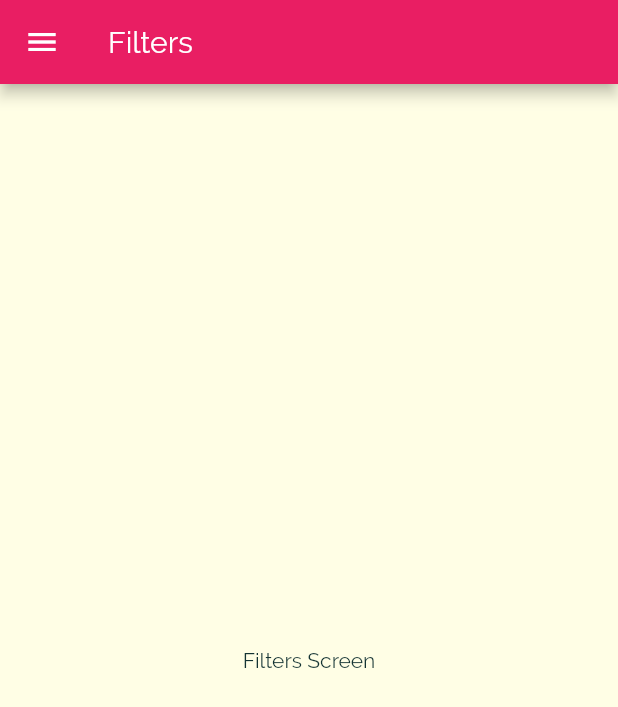
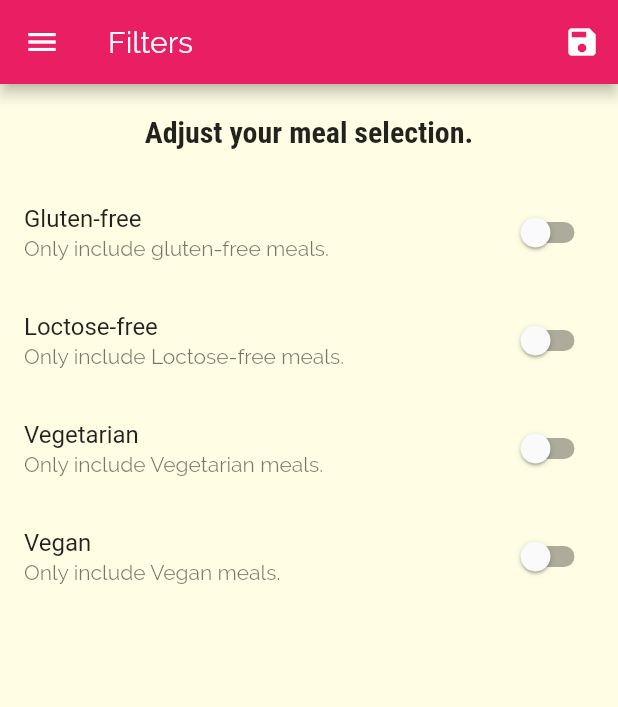
Before and after one commit to ArulMozhiVaradan/meals_app, a Flutter app: the FiltersScreen screen opened by its route, on a phone screen of 412 x 824 dp. Shown: the top 707 px of the screen. Run offline on Flutter 3.47's test engine with Material 2 defaults, Android fonts, the phone set to English and light mode, and no system bars.

Commit message:
favorite and filter option added

```diff
--- a/lib/main.dart
+++ b/lib/main.dart
@@ -1,13 +1,60 @@
 import 'package:flutter/material.dart';
-import 'package:meals/screens/filters-screen.dart';
+import './dummy_data.dart';
+import './screens/filters-screen.dart';
 import './screens/tabs-screen.dart';
 import './screens/meal_detail_screen.dart';
 import './screens/category_meals_screen.dart';
-import './screens/categories_screen.dart';
+import './models/meal.dart';
 
 void main() => runApp(MyApp());
 
-class MyApp extends StatelessWidget{
+class MyApp extends StatefulWidget{
+  @override
+  _MyAppState createState() => _MyAppState();
+}
+
+class _MyAppState extends State<MyApp> {
+  Map<String,bool> _filters = {
+    'gluten':false,
+    'lactose':false,
+    'vegan':false,
+    'vegetarian':false
+  };
+  List<Meal> _availableMeals = DUMMY_MEALS;
+  List<Meal> _favoriteMeals = [];
+  void _setFilters (Map<String,bool> filterData){
+    setState(() {
+      print('saved filter');
+      _filters = filterData;
+      _availableMeals = DUMMY_MEALS.where((meal) {
+        if(_filters['gluten'] && !meal.isGlutenFree)
+          return false;
+        if(_filters['lactose'] && !meal.isLactoseFree)
+          return false;
+        if(_filters['vegan'] && !meal.isVegan)
+          return false;
+        if(_filters['vegetarian'] && !meal.isVegetarian)
+          return false;
+        return true;
+      }).toList();
+    });
+  }
+
+  void _toggleFavorite(String mealId){
+    final existingIndex =  _favoriteMeals.indexWhere((meal) => meal.id == mealId);
+    if(existingIndex >=0 ){
+      setState(() {
+        _favoriteMeals.removeAt(existingIndex);
+      });
+    }else{
+      _favoriteMeals.add(DUMMY_MEALS.firstWhere((meal) => meal.id == mealId));
+    }
+  }
+
+  bool _isMealFavorite(String id){
+    return _favoriteMeals.any((meal) => meal.id == id);
+  }
+
   @override
   Widget build(BuildContext context){
     return MaterialApp(
@@ -34,33 +81,14 @@ class MyApp extends StatelessWidget{
       //home:CategoriesScreen(),
       initialRoute: '/',
       routes: {
-        '/': (ctx) => TabsScreen(),
-        CategoryMealsScreen.routeName :(ctx) => CategoryMealsScreen(),
-        MealDetailScreen.routeNamed: (ctx) => MealDetailScreen(),
-        FiltersScreen.routeName : (ctx) => FiltersScreen(),
+        '/': (ctx) => TabsScreen(_favoriteMeals),
+        CategoryMealsScreen.routeName :(ctx) => CategoryMealsScreen(_availableMeals),
+        MealDetailScreen.routeNamed: (ctx) => MealDetailScreen(_toggleFavorite,_isMealFavorite),
+        FiltersScreen.routeName : (ctx) => FiltersScreen(_filters,_setFilters),
       },
       onUnknownRoute:(settings) {
-        return MaterialPageRoute(builder: (ctx) => CategoryMealsScreen());
+        return MaterialPageRoute(builder: (ctx) => CategoryMealsScreen(_availableMeals));
       },
     );
   }
 }
-
-class MyHomePage extends StatefulWidget {
-  @override
-  _MyHomePageState createState() => _MyHomePageState();
-}
-
-class _MyHomePageState extends State<MyHomePage> {
-  @override
-  Widget build(BuildContext context) {
-    return Scaffold(
-      appBar: AppBar(
-        title: Text('Meals'),
-      ),
-      body: Center(
-        child: Text('Navigation'),
-      ),
-    );
-  }
-}
--- a/lib/models/meal.dart
+++ b/lib/models/meal.dart
@@ -14,6 +14,7 @@ class Meal {
   final bool isVegan;
   final bool isVegetarian;
   final bool isGlutenFree;
+
 
   const Meal(
       {@required this.id,
--- a/lib/screens/category_meals_screen.dart
+++ b/lib/screens/category_meals_screen.dart
@@ -1,10 +1,11 @@
 import 'package:flutter/material.dart';
 import '../models/meal.dart';
 import '../widgets/meal_item.dart';
-import '../dummy_data.dart';
+
 class CategoryMealsScreen extends StatefulWidget {
   static const routeName = '/category-meals';
-
+  final List<Meal> availableMeals;
+  CategoryMealsScreen(this.availableMeals);
   @override
   _CategoryMealsScreenState createState() => _CategoryMealsScreenState();
 }
@@ -26,7 +27,7 @@ class _CategoryMealsScreenState extends State<CategoryMealsScreen> {
       final routeArgs = ModalRoute.of(context).settings.arguments as Map<String,String>;
       categoryTitle = routeArgs['title'];
       final categoryId = routeArgs['id'];
-      displayedMeals = DUMMY_MEALS.where((meal){
+      displayedMeals = widget.availableMeals.where((meal){
         return meal.categories.contains(categoryId);
       }).toList();
       _loadInitData=true;
@@ -55,7 +56,8 @@ class _CategoryMealsScreenState extends State<CategoryMealsScreen> {
             complexity: displayedMeals[index].complexity,
             duration: displayedMeals[index].duration,
             imageUrl: displayedMeals[index].imageUrl,
-            removeItem: _removeMeal);
+            //removeItem: _removeMeal
+            );
         },itemCount: displayedMeals.length,),
       ),
     );
--- a/lib/screens/filters-screen.dart
+++ b/lib/screens/filters-screen.dart
@@ -1,18 +1,105 @@
 import 'package:flutter/material.dart';
 import 'package:meals/widgets/main_drawer.dart';
 
-class FiltersScreen extends StatelessWidget {
+class FiltersScreen extends StatefulWidget {
   static const routeName = '/filters';
+  final Function saveFilters;
+  final Map<String,bool> currentFilters;
+  FiltersScreen(this.currentFilters,this.saveFilters);
+  @override
+  _FiltersScreenState createState() => _FiltersScreenState();
+}
+
+class _FiltersScreenState extends State<FiltersScreen> {
+  var _glutenFree = false;
+  var _vegetarian = false;
+  var _vegan = false;
+  var _lactoseFree = false;
+
+@override
+  initState(){
+    _glutenFree = widget.currentFilters['gluten'];
+    _vegetarian = widget.currentFilters['vegetarian'];
+    _vegan = widget.currentFilters['vegan'];
+    _lactoseFree = widget.currentFilters['lactose'];
+
+    super.initState();
+  }
+  Widget buildSwitchListTile(String title, String subTitle,bool currentValue, Function updateValue ){
+    return SwitchListTile(
+              title: Text(title),
+              value:currentValue,
+              subtitle: Text(subTitle),
+              onChanged: updateValue,
+            );
+  }
   @override
   Widget build(BuildContext context) {
     return Scaffold(
+
       appBar: AppBar(
         title: Text('Filters'),
+        actions: <Widget>[
+          IconButton(icon: Icon(Icons.save),
+          onPressed: (){
+            final selectedFilters = {
+              'gluten':_glutenFree,
+              'lactose':_lactoseFree,
+              'vegan':_vegan,
+              'vegetarian':_vegetarian
+            };
+            widget.saveFilters(selectedFilters);
+            }, )
+        ],
       ),
       drawer: MainDrawer(),
-      body: Center(
-        child: Text('Filters Screen'),
-      ),
+      body: Column(children: <Widget>[
+        Container(
+          padding: EdgeInsets.all(20),
+          child: Text('Adjust your meal selection.',
+          style: Theme.of(context).textTheme.title,),
+        ),
+        Expanded(child: ListView(
+          children: <Widget>[
+            buildSwitchListTile(
+              'Gluten-free',
+              'Only include gluten-free meals.',
+              _glutenFree,
+              (newValue){
+                setState(() {
+                  _glutenFree = newValue;
+                });
+              }),
+              buildSwitchListTile(
+              'Loctose-free',
+              'Only include Loctose-free meals.',
+              _lactoseFree,
+              (newValue){
+                setState(() {
+                  _lactoseFree = newValue;
+                });
+              }),
+              buildSwitchListTile(
+              'Vegetarian',
+              'Only include Vegetarian meals.',
+              _vegetarian,
+              (newValue){
+                setState(() {
+                  _vegetarian = newValue;
+                });
+              }),
+              buildSwitchListTile(
+              'Vegan',
+              'Only include Vegan meals.',
+              _vegan,
+              (newValue){
+                setState(() {
+                  _vegan = newValue;
+                });
+              }),
+          ],
+        ),)
+      ],),
     );
   }
 }
```
Also changed, not shown: lib/screens/favoirtes-screen.dart (+21 -2 lines), lib/screens/meal_detail_screen.dart (+6 -3 lines), lib/screens/tabs-screen.dart (+13 -3 lines), lib/widgets/meal_item.dart (+7 -8 lines).
